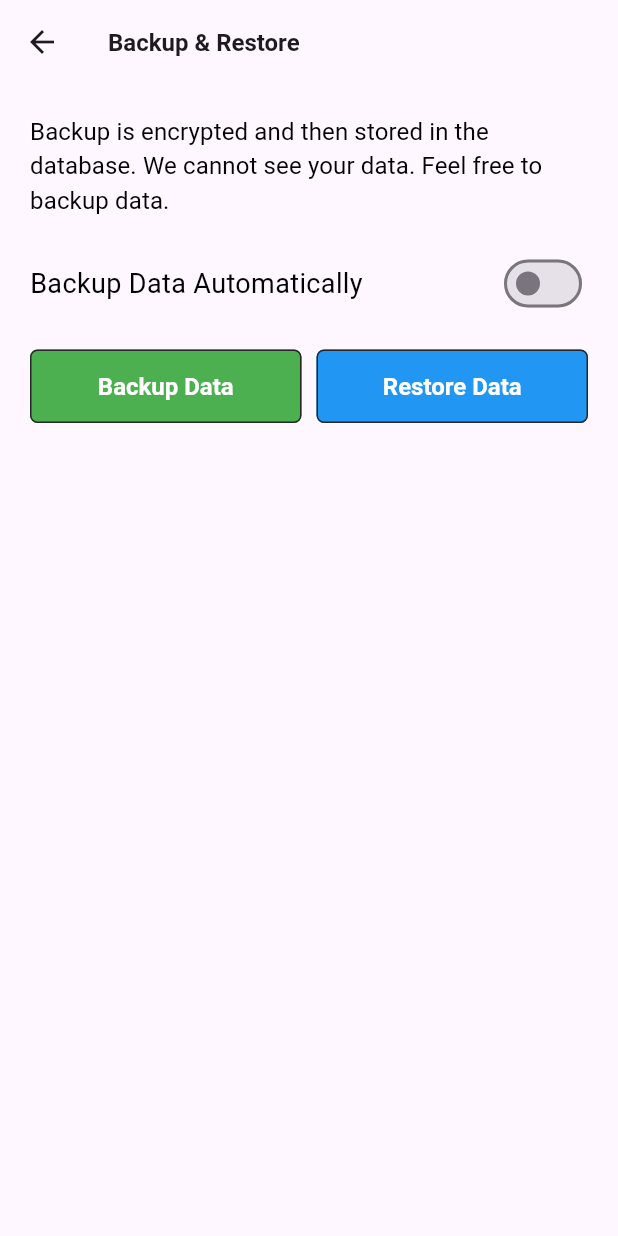
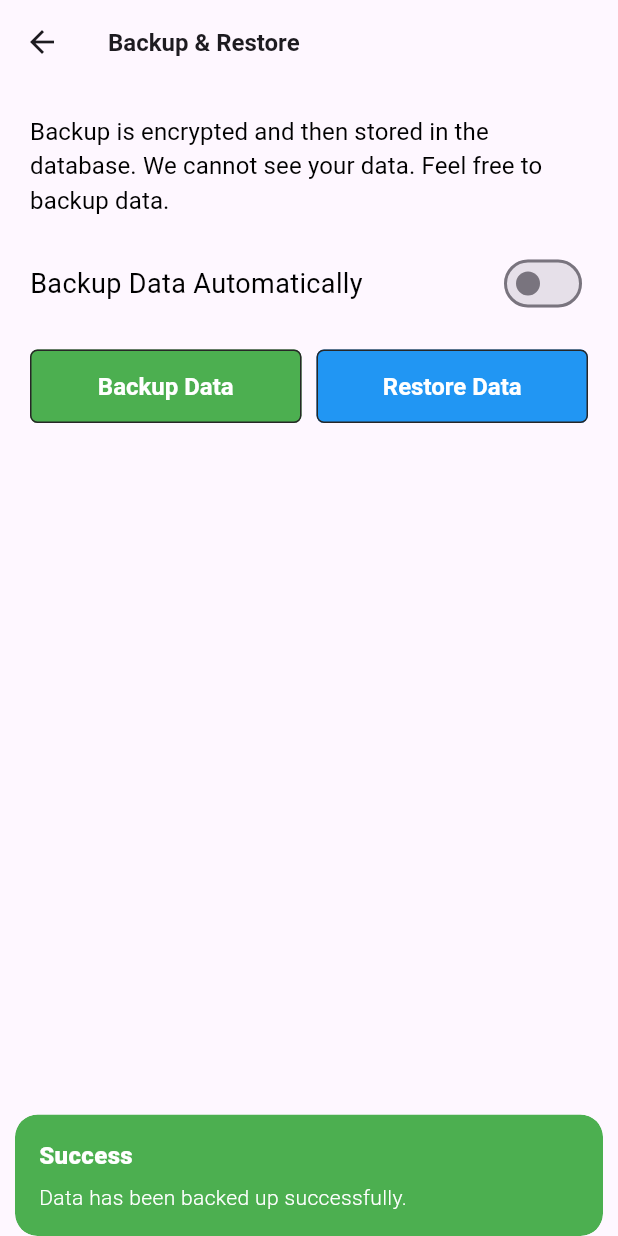
Before and after one commit to Tayyab2267/everyday_chronicles, a Flutter app: the BackupScreen screen opened directly, after a tap on "Backup Data", on a phone screen of 412 x 824 dp. Run offline on Flutter 3.47's test engine with Material 3 defaults, Android fonts, the phone set to English and light mode, and no system bars; our stand-ins replace awesome_notifications, cloud_firestore, firebase_auth, firebase_core, flutter_local_notifications, flutter_otp_text_field and 20 more; missing offline and left inert: call_log, carp_background_location, dart:ffi, device_apps, encrypt, flutter_background_geolocation and 4 more; accounts and stored records are empty; Roboto replaces fonts that are missing (Poppins).

Commit message:
resolve restore database error

```diff
--- a/lib/src/features/authentication/screens/login/login_form_widget.dart
+++ b/lib/src/features/authentication/screens/login/login_form_widget.dart
@@ -1,3 +1,4 @@
+import 'package:everyday_chronicles/src/features/authentication/screens/forget_password/forget_password_mail/forget_password_mail.dart';
 import 'package:everyday_chronicles/src/features/core/screens/home/bottom_navigation_bar_widget.dart';
 import 'package:flutter/material.dart';
 import 'package:get/get.dart';
@@ -111,7 +112,8 @@ class _LoginFormState extends State<LoginForm> {
               alignment: Alignment.centerRight,
               child: TextButton(
                 onPressed: () {
-                  ForgetPasswordScreen.buildShowModalBottomSheet(context);
+                  // ForgetPasswordScreen.buildShowModalBottomSheet(context);
+                  Get.to(() => ForgetPasswordMailScreen());
                 },
                 child: Text(
                   myForgetPassword,
--- a/lib/src/features/core/controllers/sql_helper.dart
+++ b/lib/src/features/core/controllers/sql_helper.dart
@@ -97,9 +97,7 @@ class SQLHelper {
     String callLocationList,
     String prayerList
   ) async {
-
-    SQLHelper.deleteDatabase();
-    final dataBase = await SQLHelper.db();
+    // final dataBase = await SQLHelper.db();
 
     print("-----> Creating item...");
     final db = await SQLHelper.db();
--- a/lib/src/features/core/screens/card/card_edit_screen.dart
+++ b/lib/src/features/core/screens/card/card_edit_screen.dart
@@ -138,7 +138,7 @@ class _CardEditScreenState extends State<CardEditScreen> {
                   widget.cardDate,
                   selectedMood.toString(),
                   "true",
-                  subtitle.substring(0, 10),
+                  "Title",
                   subtitle.toString(),
                   thoughts.toString(),
                   summarizeText.toString(),
@@ -148,7 +148,7 @@ class _CardEditScreenState extends State<CardEditScreen> {
                   widget.cardDate,
                   selectedMood.toString(),
                   "true",
-                  subtitle.substring(0, 10),
+                  "Title",
                   subtitle.toString(),
                   thoughts.toString(),
                   summarizeText.toString(),
--- a/lib/src/features/core/screens/home/home_add_screen.dart
+++ b/lib/src/features/core/screens/home/home_add_screen.dart
@@ -126,7 +126,7 @@ class _HomeAddScreenState extends State<HomeAddScreen> {
                   presentDate,
                   selectedMood.toString(),
                   "true",
-                  subtitle.substring(0, 10),
+                  "Title",
                   subtitle.toString(),
                   thoughts.toString(),
                   summarizeText.toString(),
@@ -136,7 +136,7 @@ class _HomeAddScreenState extends State<HomeAddScreen> {
                   presentDate,
                   selectedMood.toString(),
                   "true",
-                  subtitle.substring(0, 10),
+                  "Title",
                   subtitle.toString(),
                   thoughts.toString(),
                   summarizeText.toString(),
--- a/lib/src/features/core/screens/setting/backup_restore_screen.dart
+++ b/lib/src/features/core/screens/setting/backup_restore_screen.dart
@@ -56,7 +56,7 @@ class _BackupScreenState extends State<BackupScreen> {
         "Automatic Backup has been stopped.",
         snackPosition: SnackPosition.BOTTOM,
         duration: const Duration(seconds: 3),
-        backgroundColor: Colors.blue,
+        backgroundColor: Colors.green,
         colorText: Colors.white,
         showProgressIndicator: true,
       );
--- a/lib/src/repository/user_repository/user_repository.dart
+++ b/lib/src/repository/user_repository/user_repository.dart
@@ -81,20 +81,6 @@ class UserRepository extends GetxController {
         });
 
         print("Data has been backed up successfully.");
-        Get.snackbar(
-          "Success",
-          "Data has been backed up successfully.",
-          snackPosition: SnackPosition.BOTTOM,
-          duration: const Duration(seconds: 3),
-          backgroundColor: Colors.green,
-          barBlur: 0.4,
-          colorText: Colors.white,
-        );
-
-        Noti.showBigTextNotification(
-            title: "Backup Data",
-            body: "Your Data has been backup.",
-            fln: flutterLocalNotificationsPlugin);
       } catch (e) {
         print("Error saving data to Firestore: $e");
         Get.snackbar(
@@ -108,6 +94,20 @@ class UserRepository extends GetxController {
         );
       }
     }
+
+    Get.snackbar(
+      "Success",
+      "Data has been backed up successfully.",
+      snackPosition: SnackPosition.BOTTOM,
+      duration: const Duration(seconds: 3),
+      backgroundColor: Colors.green,
+      barBlur: 0.4,
+      colorText: Colors.white,
+    );
+    Noti.showBigTextNotification(
+        title: "Backup Data",
+        body: "Your Data has been backup.",
+        fln: flutterLocalNotificationsPlugin);
   }
 
   static Future<void> restoreDataFromFirestore() async {
@@ -120,17 +120,17 @@ class UserRepository extends GetxController {
           .get();
 
       final documents = snapshot.docs;
-
+      SQLHelper.deleteDatabase();
       for (final doc in documents) {
         final data = doc.data();
-        final date = data[
-            'date']; // Assuming 'date' is the field name for the unique date
+        final date = data['date']; // Assuming 'date' is the field name for the unique date
 
+        // Handle null values for optional fields
         final subtitle = data['subtitle'] as String?;
         final thoughts = data['thoughts'] as String?;
         final summary = data['summary'] as String?;
 
-        // Create or update item in the local database
+        // Create or update item in the local database for each day
         await SQLHelper.createItemForRestore(
           date,
           data['icon'] ?? '',
@@ -169,4 +169,5 @@ class UserRepository extends GetxController {
       );
     }
   }
+
 }
```
